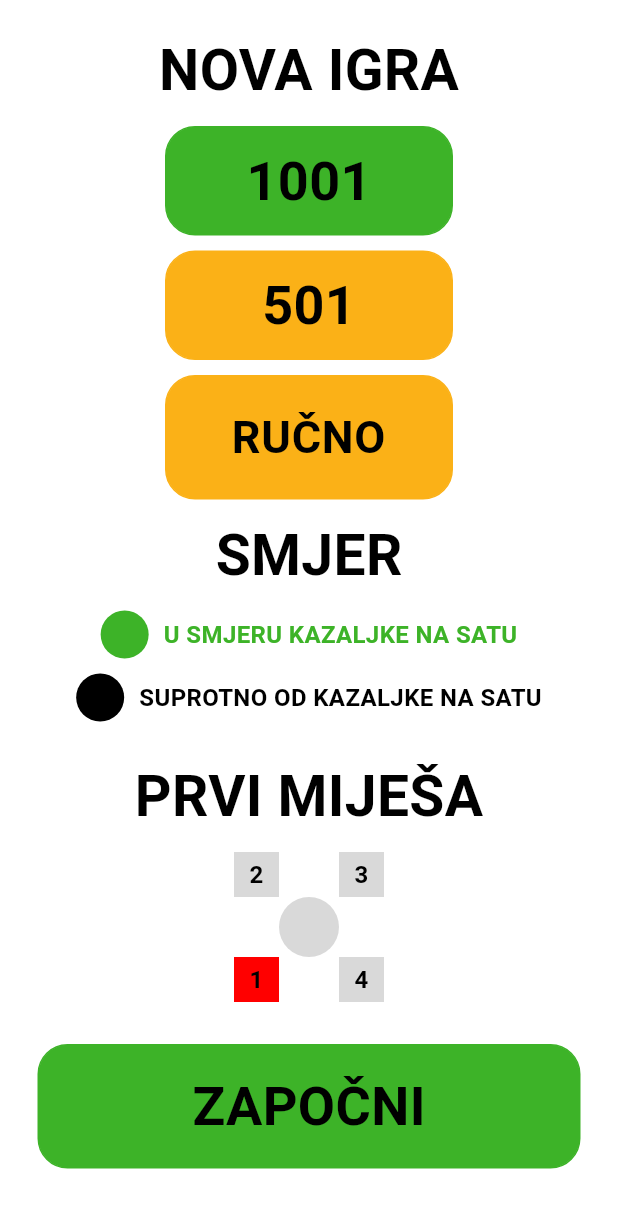
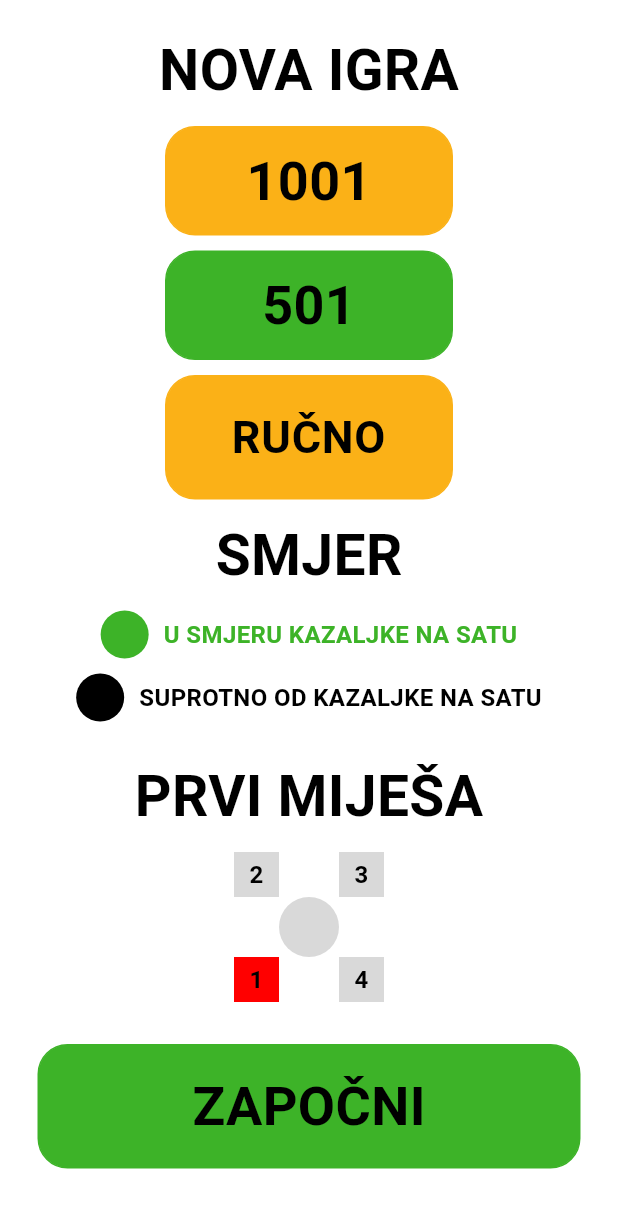
Before and after one commit to Vuk7/BelaBlok, a Flutter app: the NewGameScreen screen opened by its route, after a tap on "501", on a phone screen of 412 x 824 dp. Shown: the top 1208 px of the screen. Run offline on Flutter 3.47's test engine with Material 3 defaults, Android fonts, the phone set to English and light mode, and no system bars; our stand-ins replace go_router.

Commit message:
feat: interactive game type choice

```diff
--- a/src/lib/screens/new_game_screen/new_game_screen.dart
+++ b/src/lib/screens/new_game_screen/new_game_screen.dart
@@ -1,6 +1,6 @@
+import 'package:bela_blok/screens/new_game_screen/widgets/game_type_choice.dart';
 import 'package:bela_blok/screens/new_game_screen/widgets/play_direction_choice.dart';
 import 'package:bela_blok/screens/widgets/big_button.dart';
-import 'package:bela_blok/screens/widgets/big_button_input_number.dart';
 import 'package:bela_blok/screens/widgets/player_shuffling.dart';
 import 'package:bela_blok/themes/app_theme.dart';
 import 'package:flutter/material.dart';
@@ -14,6 +14,8 @@ class NewGameScreen extends StatefulWidget {
 
 class _NewGameScreenState extends State<NewGameScreen> {
   TextEditingController inputGameTypeController = TextEditingController();
+  int selectedGameType = 0;
+
   int playDirectionSelect = 0;
   int playerShufflingSelect = 1;
 
@@ -33,46 +35,16 @@ class _NewGameScreenState extends State<NewGameScreen> {
                   fontWeight: FontWeight.bold,
                   color: Theme.of(context).colorScheme.secondary),
             ),
-            Padding(
-              padding: const EdgeInsets.only(
-                  right: 90, left: 90, top: 10, bottom: 10),
-              child: BigButton(
-                text: "1001",
-                textStyle: const TextStyle(
-                    color: Colors.black,
-                    fontSize: 36,
-                    fontWeight: FontWeight.bold),
-                bgColor: AppTheme.green,
-                onTap: () {},
-                textPadding: 10,
-              ),
-            ),
-            Padding(
-              padding: const EdgeInsets.only(right: 90, left: 90, bottom: 10),
-              child: BigButton(
-                text: "501",
-                textStyle: const TextStyle(
-                    color: Colors.black,
-                    fontSize: 36,
-                    fontWeight: FontWeight.bold),
-                bgColor: Theme.of(context).colorScheme.primary,
-                onTap: () {},
-                textPadding: 10,
-              ),
-            ),
-            Padding(
-              padding: const EdgeInsets.only(right: 90, left: 90, bottom: 10),
-              child: BigButtonInputNumber(
-                text: "RUČNO",
-                textStyle: const TextStyle(
-                    color: Colors.black,
-                    fontSize: 30,
-                    fontWeight: FontWeight.bold),
-                bgColor: Theme.of(context).colorScheme.primary,
-                onTap: () {},
-                inputController: inputGameTypeController,
-                textPadding: 10,
-              ),
+            GameTypeChoice(
+              inputGameTypeController: inputGameTypeController,
+              selectedChoice: selectedGameType,
+              selectedColor: AppTheme.green,
+              notSelectedColor: Theme.of(context).colorScheme.primary,
+              onTap: (int id) {
+                setState(() {
+                  selectedGameType = id;
+                });
+              },
             ),
             Text(
               "SMJER",
--- /dev/null
+++ b/src/lib/screens/new_game_screen/widgets/game_type_choice.dart
@@ -0,0 +1,61 @@
+import 'package:bela_blok/screens/widgets/big_button.dart';
+import 'package:bela_blok/screens/widgets/big_button_input_number.dart';
+import 'package:flutter/material.dart';
+
+class GameTypeChoice extends StatelessWidget {
+  final TextEditingController inputGameTypeController;
+  final int selectedChoice;
+  final Color selectedColor;
+  final Color notSelectedColor;
+  final Function(int id) onTap;
+  const GameTypeChoice(
+      {super.key,
+      required this.inputGameTypeController,
+      required this.selectedChoice,
+      required this.selectedColor,
+      required this.notSelectedColor,
+      required this.onTap});
+
+  @override
+  Widget build(BuildContext context) {
+    return Column(
+      children: [
+        Padding(
+          padding:
+              const EdgeInsets.only(right: 90, left: 90, top: 10, bottom: 10),
+          child: BigButton(
+            text: "1001",
+            textStyle: const TextStyle(
+                color: Colors.black, fontSize: 36, fontWeight: FontWeight.bold),
+            bgColor: (selectedChoice == 0) ? selectedColor : notSelectedColor,
+            onTap: () => onTap(0),
+            textPadding: 10,
+          ),
+        ),
+        Padding(
+          padding: const EdgeInsets.only(right: 90, left: 90, bottom: 10),
+          child: BigButton(
+            text: "501",
+            textStyle: const TextStyle(
+                color: Colors.black, fontSize: 36, fontWeight: FontWeight.bold),
+            bgColor: (selectedChoice == 1) ? selectedColor : notSelectedColor,
+            onTap: () => onTap(1),
+            textPadding: 10,
+          ),
+        ),
+        Padding(
+          padding: const EdgeInsets.only(right: 90, left: 90, bottom: 10),
+          child: BigButtonInputNumber(
+            text: "RUČNO",
+            textStyle: const TextStyle(
+                color: Colors.black, fontSize: 30, fontWeight: FontWeight.bold),
+            bgColor: (selectedChoice == 2) ? selectedColor : notSelectedColor,
+            onTap: () => onTap(2),
+            inputController: inputGameTypeController,
+            textPadding: 10,
+          ),
+        ),
+      ],
+    );
+  }
+}
```
